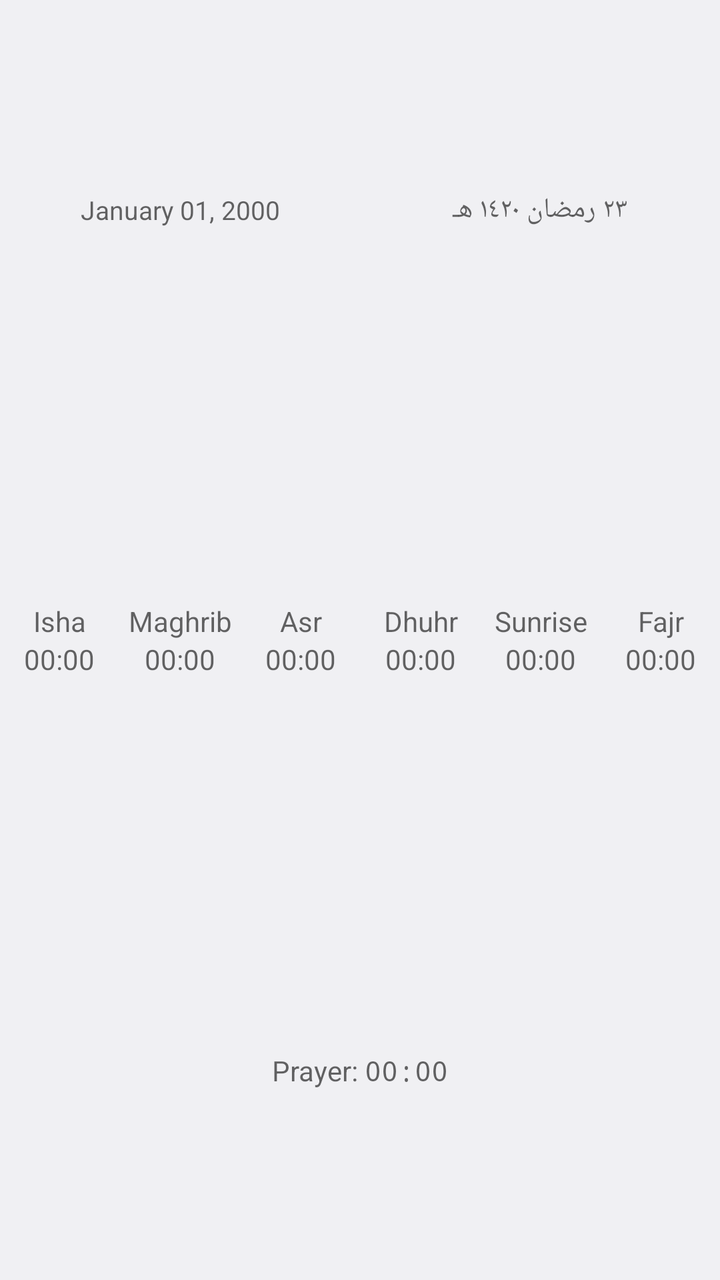
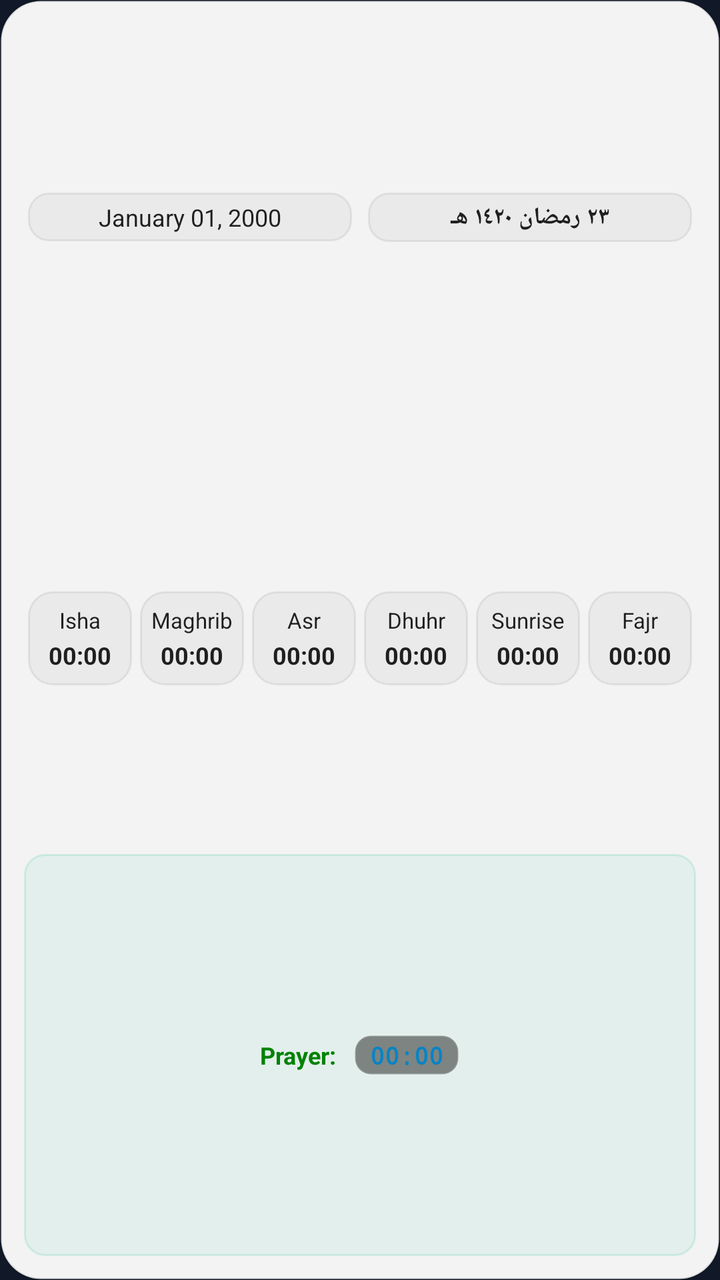

Compare the two renders of this Android layout. The source of the first and the diff that turns it into the second are given below.
<!-- AndroidManifest.xml: application theme Theme.App.Starting -->
<!-- res/layout/screen_widget_countdown_adaptive.xml -->
<?xml version="1.0" encoding="utf-8"?>
<LinearLayout xmlns:android="http://schemas.android.com/apk/res/android"
    android:id="@+id/screen_widget_layout"
    android:layout_width="match_parent"
    android:layout_height="match_parent"
    android:background="?android:attr/colorBackground"
    android:gravity="center"
    android:orientation="vertical"
    android:paddingTop="2sp"
    android:paddingBottom="2sp"
    android:theme="@style/WidgetExpandedBaseThemeAdaptive">

    <include
        layout="@layout/widget_expanded_header"
        android:layout_width="match_parent"
        android:layout_height="wrap_content"
        android:layout_weight="1" />

    <include
        layout="@layout/widget_expanded_content"
        android:layout_width="match_parent"
        android:layout_height="wrap_content"
        android:layout_weight="1" />

    <include
        layout="@layout/widget_expanded_countdown"
        android:layout_width="match_parent"
        android:layout_height="wrap_content"
        android:layout_weight="1" />

</LinearLayout>
<!-- res/layout/widget_expanded_header.xml (included above) -->
<?xml version="1.0" encoding="utf-8"?>
<LinearLayout
    xmlns:android="http://schemas.android.com/apk/res/android"
    android:id="@+id/widget_header"
    android:gravity="center"
    android:layout_width="match_parent"
    android:layout_height="wrap_content"
    android:layoutDirection="rtl">

    <TextView
        android:id="@+id/top_start_text"
        android:layout_width="0dp"
        android:layout_height="wrap_content"
        android:layout_weight="1"
        android:gravity="center"
        android:maxLines="1"
        android:text="٢٣ رمضان ١٤٢٠ هـ"
        android:textColor="?attr/labelColor"
        android:textSize="14sp" />

    <TextView
        android:id="@+id/top_end_text"
        android:layout_width="0dp"
        android:layout_height="wrap_content"
        android:layout_weight="1"
        android:gravity="center"
        android:maxLines="1"
        android:text="January 01, 2000"
        android:textColor="?attr/labelColor"
        android:textSize="13sp" />

</LinearLayout>
<!-- res/layout/widget_expanded_content.xml (included above) -->
<?xml version="1.0" encoding="utf-8"?>
<LinearLayout xmlns:android="http://schemas.android.com/apk/res/android"
    xmlns:tools="http://schemas.android.com/tools"
    android:id="@+id/widget_content"
    android:layout_width="match_parent"
    android:layout_height="wrap_content"
    android:gravity="center"
    android:layout_marginTop="6dp"
    android:baselineAligned="false"
    android:layoutDirection="rtl"
    android:orientation="horizontal">


    <LinearLayout
        android:id="@+id/prayer1"
        android:layout_width="0dp"
        android:layout_height="wrap_content"
        android:layout_weight="1"
        android:orientation="vertical">

        <TextView
            android:id="@+id/prayer1_name"
            style="@style/PrayerLabels"
            android:text="Fajr"
            tools:ignore="HardcodedText" />

        <TextView
            android:id="@+id/prayer1_time"
            style="@style/PrayerLabels"
            android:text="00:00"
            tools:ignore="HardcodedText" />

    </LinearLayout>

    <LinearLayout
        android:id="@+id/prayer1active"
        android:layout_width="0dp"
        android:layout_height="wrap_content"
        android:layout_weight="1"
        android:orientation="vertical"
        android:visibility="gone">

        <TextView
            android:id="@+id/prayer1active_name"
            style="@style/PrayerLabelsActive"
            android:text="-"
            tools:ignore="HardcodedText" />

        <TextView
            android:id="@+id/prayer1active_time"
            style="@style/PrayerLabelsActive"
            android:text="--:--"
            tools:ignore="HardcodedText" />

    </LinearLayout>

    <LinearLayout
        android:id="@+id/prayer2"
        android:layout_width="0dp"
        android:layout_height="wrap_content"
        android:layout_marginStart="1dp"
        android:layout_weight="1"
        android:orientation="vertical">

        <TextView
            android:id="@+id/prayer2_name"
            style="@style/PrayerLabels"
            android:text="Sunrise"
            tools:ignore="HardcodedText" />

        <TextView
            android:id="@+id/prayer2_time"
            style="@style/PrayerLabels"
            android:text="00:00"
            tools:ignore="HardcodedText" />

    </LinearLayout>

    <LinearLayout
        android:id="@+id/prayer2active"
        android:layout_width="0dp"
        android:layout_height="wrap_content"
        android:layout_weight="1"
        android:orientation="vertical"
        android:visibility="gone">

        <TextView
            android:id="@+id/prayer2active_name"
            style="@style/PrayerLabelsActive"
            android:text="-"
            tools:ignore="HardcodedText" />

        <TextView
            android:id="@+id/prayer2active_time"
            style="@style/PrayerLabelsActive"
            android:text="--:--"
            tools:ignore="HardcodedText" />

    </LinearLayout>

    <LinearLayout
        android:id="@+id/prayer3"
        android:layout_width="0dp"
        android:layout_height="wrap_content"
        android:layout_marginStart="1dp"
        android:layout_weight="1"
        android:orientation="vertical">

        <TextView
            android:id="@+id/prayer3_name"
            style="@style/PrayerLabels"
            android:text="Dhuhr"
            tools:ignore="HardcodedText" />

        <TextView
            android:id="@+id/prayer3_time"
            style="@style/PrayerLabels"
            android:text="00:00"
            tools:ignore="HardcodedText" />

    </LinearLayout>

    <LinearLayout
        android:id="@+id/prayer3active"
        android:layout_width="0dp"
        android:layout_height="wrap_content"
        android:layout_weight="1"
        android:orientation="vertical"
        android:visibility="gone">

        <TextView
            android:id="@+id/prayer3active_name"
            style="@style/PrayerLabelsActive"
            android:text="-"
            tools:ignore="HardcodedText" />

        <TextView
            android:id="@+id/prayer3active_time"
            style="@style/PrayerLabelsActive"
            android:text="--:--"
            tools:ignore="HardcodedText" />

    </LinearLayout>

    <LinearLayout
        android:id="@+id/prayer4"
        android:layout_width="0dp"
        android:layout_height="wrap_content"
        android:layout_marginStart="1dp"
        android:layout_weight="1"
        android:orientation="vertical">

        <TextView
            android:id="@+id/prayer4_name"
            style="@style/PrayerLabels"
            android:text="Asr"
            tools:ignore="HardcodedText" />

        <TextView
            android:id="@+id/prayer4_time"
            style="@style/PrayerLabels"
            android:text="00:00"
            tools:ignore="HardcodedText" />

    </LinearLayout>

    <LinearLayout
        android:id="@+id/prayer4active"
        android:layout_width="0dp"
        android:layout_height="wrap_content"
        android:layout_weight="1"
        android:orientation="vertical"
        android:visibility="gone">

        <TextView
            android:id="@+id/prayer4active_name"
            style="@style/PrayerLabelsActive"
            android:text="-"
            tools:ignore="HardcodedText" />

        <TextView
            android:id="@+id/prayer4active_time"
            style="@style/PrayerLabelsActive"
            android:text="--:--"
            tools:ignore="HardcodedText" />

    </LinearLayout>

    <LinearLayout
        android:id="@+id/prayer5"
        android:layout_width="0dp"
        android:layout_height="wrap_content"
        android:layout_marginStart="1dp"
        android:layout_weight="1"
        android:orientation="vertical">

        <TextView
            android:id="@+id/prayer5_name"
            style="@style/PrayerLabels"
            android:text="Maghrib"
            tools:ignore="HardcodedText" />

        <TextView
            android:id="@+id/prayer5_time"
            style="@style/PrayerLabels"
            android:text="00:00"
            tools:ignore="HardcodedText" />

    </LinearLayout>

    <LinearLayout
        android:id="@+id/prayer5active"
        android:layout_width="0dp"
        android:layout_height="wrap_content"
        android:layout_weight="1"
        android:orientation="vertical"
        android:visibility="gone">

        <TextView
            android:id="@+id/prayer5active_name"
            style="@style/PrayerLabelsActive"
            android:text="-"
            tools:ignore="HardcodedText" />

        <TextView
            android:id="@+id/prayer5active_time"
            style="@style/PrayerLabelsActive"
            android:text="--:--"
            tools:ignore="HardcodedText" />

    </LinearLayout>

    <LinearLayout
        android:id="@+id/prayer6"
        android:layout_width="0dp"
        android:layout_height="wrap_content"
        android:layout_marginStart="1dp"
        android:layout_weight="1"
        android:orientation="vertical">

        <TextView
            android:id="@+id/prayer6_name"
            style="@style/PrayerLabels"
            android:text="Isha"
            tools:ignore="HardcodedText" />

        <TextView
            android:id="@+id/prayer6_time"
            style="@style/PrayerLabels"
            android:text="00:00"
            tools:ignore="HardcodedText" />

    </LinearLayout>

    <LinearLayout
        android:id="@+id/prayer6active"
        android:layout_width="0dp"
        android:layout_height="wrap_content"
        android:layout_weight="1"
        android:orientation="vertical"
        android:visibility="gone">

        <TextView
            android:id="@+id/prayer6active_name"
            style="@style/PrayerLabelsActive"
            android:text="Isha"
            tools:ignore="HardcodedText" />

        <TextView
            android:id="@+id/prayer6active_time"
            style="@style/PrayerLabelsActive"
            android:text="00:00"
            tools:ignore="HardcodedText" />

    </LinearLayout>

</LinearLayout>
<!-- res/layout/widget_expanded_countdown.xml (included above) -->
<?xml version="1.0" encoding="utf-8"?>
<LinearLayout xmlns:android="http://schemas.android.com/apk/res/android"
    xmlns:tools="http://schemas.android.com/tools"
    android:id="@+id/countdown_wrapper"
    android:layout_width="match_parent"
    android:layout_height="wrap_content"
    android:layout_marginTop="4dp"
    android:gravity="center"
    android:orientation="horizontal"
    android:layoutDirection="ltr">

    <TextView
        android:id="@+id/countdown_label"
        style="@style/PrayerLabels"
        tools:ignore="HardcodedText"
        android:layout_width="wrap_content"
        android:text="Prayer: "
        android:textDirection="ltr" />

    <Chronometer
        android:id="@+id/countdown"
        style="@style/PrayerLabels"
        android:layout_width="wrap_content"
        android:countDown="true"
        android:enabled="false"
        android:fontFamily="monospace"/>

</LinearLayout>
<!-- resources referenced by this layout -->
<resources>
  <style name="WidgetExpandedBaseThemeAdaptive" parent="WidgetBaseThemeAdaptive">
          <item name="labelFontSize">14sp</item>
      </style>
  <style name="Theme.App.Starting" parent="Theme.SplashScreen">
          <item name="android:windowBackground">@drawable/launch_background</item>
          <item name="windowSplashScreenBackground">@drawable/launch_background</item>
          <item name="windowSplashScreenAnimatedIcon">@drawable/ic_launcher_foreground</item>
  
          <item name="postSplashScreenTheme">@style/Theme.AlAzan</item>
      </style>
  <style name="WidgetBaseThemeAdaptive" parent="@android:style/Theme.DeviceDefault.DayNight">
          <item name="labelColor">?android:attr/textColorHint</item>
          <item name="labelActiveColor">?android:attr/colorAccent</item>
          <item name="labelFontSize">12sp</item>
      </style>
  <!-- drawable launch_background (drawable) -->
  <?xml version="1.0" encoding="utf-8"?>
  <layer-list xmlns:android="http://schemas.android.com/apk/res/android">
      
      <item android:drawable="@color/ic_launcher_background" />
  </layer-list>
  <!-- drawable ic_launcher_foreground: vector/xml drawable (drawable, 2124 chars, omitted) -->
  <color name="ic_launcher_background">#353A39</color>
  <color name="black">#FF000000</color>
  <!-- unchanged entries left out for length: 3 -->
</resources>

<!-- the commit's change to res/layout/screen_widget_countdown_adaptive.xml (unified diff, before → after) -->
@@ -3,12 +3,11 @@
     android:id="@+id/screen_widget_layout"
     android:layout_width="match_parent"
     android:layout_height="match_parent"
-    android:background="?android:attr/colorBackground"
+    android:background="@drawable/widget_table_bg"
     android:gravity="center"
     android:orientation="vertical"
-    android:paddingTop="2sp"
-    android:paddingBottom="2sp"
-    android:theme="@style/WidgetExpandedBaseThemeAdaptive">
+    android:padding="12dp"
+    android:theme="@style/WidgetExpandedBaseTheme">
 
     <include
         layout="@layout/widget_expanded_header"
@@ -34,9 +33,10 @@
 <LinearLayout
     xmlns:android="http://schemas.android.com/apk/res/android"
     android:id="@+id/widget_header"
-    android:gravity="center"
+    android:gravity="center_vertical"
     android:layout_width="match_parent"
     android:layout_height="wrap_content"
+    android:paddingBottom="6dp"
     android:layoutDirection="rtl">
 
     <TextView
@@ -45,10 +45,18 @@
         android:layout_height="wrap_content"
         android:layout_weight="1"
         android:gravity="center"
+        android:background="@drawable/widget_header_capsule"
+        android:paddingTop="4dp"
+        android:paddingBottom="4dp"
+        android:paddingStart="8dp"
+        android:paddingEnd="8dp"
+        android:layout_marginStart="2dp"
+        android:layout_marginEnd="4dp"
         android:maxLines="1"
         android:text="٢٣ رمضان ١٤٢٠ هـ"
+        android:textStyle="bold"
         android:textColor="?attr/labelColor"
-        android:textSize="14sp" />
+        android:textSize="12sp" />
 
     <TextView
         android:id="@+id/top_end_text"
@@ -56,10 +64,17 @@
         android:layout_height="wrap_content"
         android:layout_weight="1"
         android:gravity="center"
+        android:background="@drawable/widget_header_capsule"
+        android:paddingTop="4dp"
+        android:paddingBottom="4dp"
+        android:paddingStart="8dp"
+        android:paddingEnd="8dp"
+        android:layout_marginStart="4dp"
+        android:layout_marginEnd="2dp"
         android:maxLines="1"
         android:text="January 01, 2000"
         android:textColor="?attr/labelColor"
-        android:textSize="13sp" />
+        android:textSize="12sp" />
 
 </LinearLayout>
 <!-- res/layout/widget_expanded_content.xml (included above) -->
@@ -75,23 +90,32 @@
     android:layoutDirection="rtl"
     android:orientation="horizontal">
 
-
+    
     <LinearLayout
         android:id="@+id/prayer1"
         android:layout_width="0dp"
         android:layout_height="wrap_content"
         android:layout_weight="1"
+        android:layout_marginStart="2dp"
+        android:layout_marginEnd="2dp"
+        android:background="@drawable/widget_slot_normal"
+        android:paddingTop="7dp"
+        android:paddingBottom="7dp"
         android:orientation="vertical">
 
         <TextView
             android:id="@+id/prayer1_name"
             style="@style/PrayerLabels"
+            android:textSize="11sp"
             android:text="Fajr"
             tools:ignore="HardcodedText" />
 
         <TextView
             android:id="@+id/prayer1_time"
             style="@style/PrayerLabels"
+            android:textStyle="bold"
+            android:textSize="12sp"
+            android:layout_marginTop="2dp"
             android:text="00:00"
             tools:ignore="HardcodedText" />
 
@@ -102,40 +126,59 @@
         android:layout_width="0dp"
         android:layout_height="wrap_content"
         android:layout_weight="1"
+        android:layout_marginStart="2dp"
+        android:layout_marginEnd="2dp"
+        android:background="@drawable/widget_slot_active"
+        android:paddingTop="7dp"
+        android:paddingBottom="7dp"
         android:orientation="vertical"
         android:visibility="gone">
 
         <TextView
             android:id="@+id/prayer1active_name"
             style="@style/PrayerLabelsActive"
+            android:textSize="11sp"
+            android:textStyle="bold"
             android:text="-"
             tools:ignore="HardcodedText" />
 
         <TextView
             android:id="@+id/prayer1active_time"
             style="@style/PrayerLabelsActive"
+            android:textStyle="bold"
+            android:textSize="12sp"
+            android:layout_marginTop="2dp"
             android:text="--:--"
             tools:ignore="HardcodedText" />
 
     </LinearLayout>
 
+    
     <LinearLayout
         android:id="@+id/prayer2"
         android:layout_width="0dp"
         android:layout_height="wrap_content"
-        android:layout_marginStart="1dp"
-        android:layout_weight="1"
+        android:layout_weight="1"
+        android:layout_marginStart="2dp"
+        android:layout_marginEnd="2dp"
+        android:background="@drawable/widget_slot_normal"
+        android:paddingTop="7dp"
+        android:paddingBottom="7dp"
         android:orientation="vertical">
 
         <TextView
             android:id="@+id/prayer2_name"
             style="@style/PrayerLabels"
+            android:textSize="11sp"
             android:text="Sunrise"
             tools:ignore="HardcodedText" />
 
         <TextView
             android:id="@+id/prayer2_time"
             style="@style/PrayerLabels"
+            android:textStyle="bold"
+            android:textSize="12sp"
+            android:layout_marginTop="2dp"
             android:text="00:00"
             tools:ignore="HardcodedText" />
 
@@ -146,40 +189,59 @@
         android:layout_width="0dp"
         android:layout_height="wrap_content"
         android:layout_weight="1"
+        android:layout_marginStart="2dp"
+        android:layout_marginEnd="2dp"
+        android:background="@drawable/widget_slot_active"
+        android:paddingTop="7dp"
+        android:paddingBottom="7dp"
         android:orientation="vertical"
         android:visibility="gone">
 
         <TextView
             android:id="@+id/prayer2active_name"
             style="@style/PrayerLabelsActive"
+            android:textSize="11sp"
+            android:textStyle="bold"
             android:text="-"
             tools:ignore="HardcodedText" />
 
         <TextView
             android:id="@+id/prayer2active_time"
             style="@style/PrayerLabelsActive"
+            android:textStyle="bold"
+            android:textSize="12sp"
+            android:layout_marginTop="2dp"
             android:text="--:--"
             tools:ignore="HardcodedText" />
 
     </LinearLayout>
 
+    
     <LinearLayout
         android:id="@+id/prayer3"
         android:layout_width="0dp"
         android:layout_height="wrap_content"
-        android:layout_marginStart="1dp"
-        android:layout_weight="1"
+        android:layout_weight="1"
+        android:layout_marginStart="2dp"
+        android:layout_marginEnd="2dp"
+        android:background="@drawable/widget_slot_normal"
+        android:paddingTop="7dp"
+        android:paddingBottom="7dp"
         android:orientation="vertical">
 
         <TextView
             android:id="@+id/prayer3_name"
             style="@style/PrayerLabels"
+            android:textSize="11sp"
             android:text="Dhuhr"
             tools:ignore="HardcodedText" />
 
         <TextView
             android:id="@+id/prayer3_time"
             style="@style/PrayerLabels"
+            android:textStyle="bold"
+            android:textSize="12sp"
+            android:layout_marginTop="2dp"
             android:text="00:00"
             tools:ignore="HardcodedText" />
 
@@ -190,40 +252,59 @@
         android:layout_width="0dp"
         android:layout_height="wrap_content"
         android:layout_weight="1"
+        android:layout_marginStart="2dp"
+        android:layout_marginEnd="2dp"
+        android:background="@drawable/widget_slot_active"
+        android:paddingTop="7dp"
+        android:paddingBottom="7dp"
         android:orientation="vertical"
         android:visibility="gone">
 
         <TextView
             android:id="@+id/prayer3active_name"
             style="@style/PrayerLabelsActive"
+            android:textSize="11sp"
+            android:textStyle="bold"
             android:text="-"
             tools:ignore="HardcodedText" />
 
         <TextView
             android:id="@+id/prayer3active_time"
             style="@style/PrayerLabelsActive"
+            android:textStyle="bold"
+            android:textSize="12sp"
+            android:layout_marginTop="2dp"
             android:text="--:--"
             tools:ignore="HardcodedText" />
 
     </LinearLayout>
 
+    
     <LinearLayout
         android:id="@+id/prayer4"
         android:layout_width="0dp"
         android:layout_height="wrap_content"
-        android:layout_marginStart="1dp"
-        android:layout_weight="1"
+        android:layout_weight="1"
+        android:layout_marginStart="2dp"
+        android:layout_marginEnd="2dp"
+        android:background="@drawable/widget_slot_normal"
+        android:paddingTop="7dp"
+        android:paddingBottom="7dp"
         android:orientation="vertical">
 
         <TextView
             android:id="@+id/prayer4_name"
             style="@style/PrayerLabels"
+            android:textSize="11sp"
             android:text="Asr"
             tools:ignore="HardcodedText" />
 
         <TextView
             android:id="@+id/prayer4_time"
             style="@style/PrayerLabels"
+            android:textStyle="bold"
+            android:textSize="12sp"
+            android:layout_marginTop="2dp"
             android:text="00:00"
             tools:ignore="HardcodedText" />
 
@@ -234,40 +315,59 @@
         android:layout_width="0dp"
         android:layout_height="wrap_content"
         android:layout_weight="1"
+        android:layout_marginStart="2dp"
+        android:layout_marginEnd="2dp"
+        android:background="@drawable/widget_slot_active"
+        android:paddingTop="7dp"
+        android:paddingBottom="7dp"
         android:orientation="vertical"
         android:visibility="gone">
 
         <TextView
             android:id="@+id/prayer4active_name"
             style="@style/PrayerLabelsActive"
+            android:textSize="11sp"
+            android:textStyle="bold"
             android:text="-"
             tools:ignore="HardcodedText" />
 
         <TextView
             android:id="@+id/prayer4active_time"
             style="@style/PrayerLabelsActive"
+            android:textStyle="bold"
+            android:textSize="12sp"
+            android:layout_marginTop="2dp"
             android:text="--:--"
             tools:ignore="HardcodedText" />
 
     </LinearLayout>
 
+    
     <LinearLayout
         android:id="@+id/prayer5"
         android:layout_width="0dp"
         android:layout_height="wrap_content"
-        android:layout_marginStart="1dp"
-        android:layout_weight="1"
+        android:layout_weight="1"
+        android:layout_marginStart="2dp"
+        android:layout_marginEnd="2dp"
+        android:background="@drawable/widget_slot_normal"
+        android:paddingTop="7dp"
+        android:paddingBottom="7dp"
         android:orientation="vertical">
 
         <TextView
             android:id="@+id/prayer5_name"
             style="@style/PrayerLabels"
+            android:textSize="11sp"
             android:text="Maghrib"
             tools:ignore="HardcodedText" />
 
         <TextView
             android:id="@+id/prayer5_time"
             style="@style/PrayerLabels"
+            android:textStyle="bold"
+            android:textSize="12sp"
+            android:layout_marginTop="2dp"
             android:text="00:00"
             tools:ignore="HardcodedText" />
 
@@ -278,40 +378,59 @@
         android:layout_width="0dp"
         android:layout_height="wrap_content"
         android:layout_weight="1"
+        android:layout_marginStart="2dp"
+        android:layout_marginEnd="2dp"
+        android:background="@drawable/widget_slot_active"
+        android:paddingTop="7dp"
+        android:paddingBottom="7dp"
         android:orientation="vertical"
         android:visibility="gone">
 
         <TextView
             android:id="@+id/prayer5active_name"
             style="@style/PrayerLabelsActive"
+            android:textSize="11sp"
+            android:textStyle="bold"
             android:text="-"
             tools:ignore="HardcodedText" />
 
         <TextView
             android:id="@+id/prayer5active_time"
             style="@style/PrayerLabelsActive"
+            android:textStyle="bold"
+            android:textSize="12sp"
+            android:layout_marginTop="2dp"
             android:text="--:--"
             tools:ignore="HardcodedText" />
 
     </LinearLayout>
 
+    
     <LinearLayout
         android:id="@+id/prayer6"
         android:layout_width="0dp"
         android:layout_height="wrap_content"
-        android:layout_marginStart="1dp"
-        android:layout_weight="1"
+        android:layout_weight="1"
+        android:layout_marginStart="2dp"
+        android:layout_marginEnd="2dp"
+        android:background="@drawable/widget_slot_normal"
+        android:paddingTop="7dp"
+        android:paddingBottom="7dp"
         android:orientation="vertical">
 
         <TextView
             android:id="@+id/prayer6_name"
             style="@style/PrayerLabels"
+            android:textSize="11sp"
             android:text="Isha"
             tools:ignore="HardcodedText" />
 
         <TextView
             android:id="@+id/prayer6_time"
             style="@style/PrayerLabels"
+            android:textStyle="bold"
+            android:textSize="12sp"
+            android:layout_marginTop="2dp"
             android:text="00:00"
             tools:ignore="HardcodedText" />
 
@@ -322,18 +441,28 @@
         android:layout_width="0dp"
         android:layout_height="wrap_content"
         android:layout_weight="1"
+        android:layout_marginStart="2dp"
+        android:layout_marginEnd="2dp"
+        android:background="@drawable/widget_slot_active"
+        android:paddingTop="7dp"
+        android:paddingBottom="7dp"
         android:orientation="vertical"
         android:visibility="gone">
 
         <TextView
             android:id="@+id/prayer6active_name"
             style="@style/PrayerLabelsActive"
+            android:textSize="11sp"
+            android:textStyle="bold"
             android:text="Isha"
             tools:ignore="HardcodedText" />
 
         <TextView
             android:id="@+id/prayer6active_time"
             style="@style/PrayerLabelsActive"
+            android:textStyle="bold"
+            android:textSize="12sp"
+            android:layout_marginTop="2dp"
             android:text="00:00"
             tools:ignore="HardcodedText" />
 
@@ -347,16 +476,24 @@
     android:id="@+id/countdown_wrapper"
     android:layout_width="match_parent"
     android:layout_height="wrap_content"
-    android:layout_marginTop="4dp"
+    android:layout_marginTop="8dp"
+    android:background="@drawable/widget_countdown_capsule"
+    android:paddingTop="6dp"
+    android:paddingBottom="6dp"
+    android:paddingStart="12dp"
+    android:paddingEnd="12dp"
     android:gravity="center"
     android:orientation="horizontal"
     android:layoutDirection="ltr">
 
     <TextView
         android:id="@+id/countdown_label"
-        style="@style/PrayerLabels"
+        style="@style/PrayerLabelsActive"
         tools:ignore="HardcodedText"
         android:layout_width="wrap_content"
+        android:layout_height="wrap_content"
+        android:textSize="12sp"
+        android:textStyle="bold"
         android:text="Prayer: "
         android:textDirection="ltr" />
 
@@ -364,6 +501,16 @@
         android:id="@+id/countdown"
         style="@style/PrayerLabels"
         android:layout_width="wrap_content"
+        android:layout_height="wrap_content"
+        android:layout_marginStart="6dp"
+        android:background="@drawable/widget_chronometer_pill"
+        android:paddingTop="2dp"
+        android:paddingBottom="2dp"
+        android:paddingStart="8dp"
+        android:paddingEnd="8dp"
+        android:textSize="12sp"
+        android:textStyle="bold"
+        android:textColor="@color/widget_chronometer_color"
         android:countDown="true"
         android:enabled="false"
         android:fontFamily="monospace"/>
<!-- resource entries referenced after the edit -->
@@ -1,28 +1,98 @@
 <!-- resources referenced by this layout -->
 <resources>
-  <style name="WidgetExpandedBaseThemeAdaptive" parent="WidgetBaseThemeAdaptive">
+  <color name="widget_chronometer_color">#0284C7</color>
+  <!-- drawable widget_chronometer_pill (drawable) -->
+  <?xml version="1.0" encoding="utf-8"?>
+  <shape xmlns:android="http://schemas.android.com/apk/res/android"
+      android:shape="rectangle">
+      <solid android:color="#73000000" />
+      <corners android:radius="8dp" />
+      <stroke
+          android:width="1dp"
+          android:color="#33FFFFFF" />
+  </shape>
+  <!-- drawable widget_countdown_capsule (drawable) -->
+  <?xml version="1.0" encoding="utf-8"?>
+  <shape xmlns:android="http://schemas.android.com/apk/res/android"
+      android:shape="rectangle">
+      <solid android:color="@color/widget_countdown_bg" />
+      <corners android:radius="10dp" />
+      <stroke
+          android:width="1dp"
+          android:color="@color/widget_countdown_stroke" />
+  </shape>
+  <!-- drawable widget_header_capsule (drawable) -->
+  <?xml version="1.0" encoding="utf-8"?>
+  <shape xmlns:android="http://schemas.android.com/apk/res/android"
+      android:shape="rectangle">
+      <solid android:color="@color/widget_slot_normal_bg" />
+      <corners android:radius="10dp" />
+      <stroke
+          android:width="1dp"
+          android:color="@color/widget_slot_normal_stroke" />
+  </shape>
+  <!-- drawable widget_slot_active (drawable) -->
+  <?xml version="1.0" encoding="utf-8"?>
+  <shape xmlns:android="http://schemas.android.com/apk/res/android"
+      android:shape="rectangle">
+      <solid android:color="@color/widget_slot_active_bg" />
+      <corners android:radius="12dp" />
+      <stroke
+          android:width="1.5dp"
+          android:color="@color/widget_slot_active_stroke" />
+  </shape>
+  <!-- drawable widget_slot_normal (drawable) -->
+  <?xml version="1.0" encoding="utf-8"?>
+  <shape xmlns:android="http://schemas.android.com/apk/res/android"
+      android:shape="rectangle">
+      <solid android:color="@color/widget_slot_normal_bg" />
+      <corners android:radius="12dp" />
+      <stroke
+          android:width="1dp"
+          android:color="@color/widget_slot_normal_stroke" />
+  </shape>
+  <!-- drawable widget_table_bg (drawable) -->
+  <?xml version="1.0" encoding="utf-8"?>
+  <shape xmlns:android="http://schemas.android.com/apk/res/android"
+      android:shape="rectangle">
+      <solid android:color="@color/widget_table_surface_bg" />
+      <corners android:radius="20dp" />
+      <stroke
+          android:width="1dp"
+          android:color="@color/widget_table_border" />
+  </shape>
+  <style name="WidgetExpandedBaseTheme" parent="WidgetBaseTheme">
           <item name="labelFontSize">14sp</item>
       </style>
   <style name="Theme.App.Starting" parent="Theme.SplashScreen">
           <item name="android:windowBackground">@drawable/launch_background</item>
-          <item name="windowSplashScreenBackground">@drawable/launch_background</item>
-          <item name="windowSplashScreenAnimatedIcon">@drawable/ic_launcher_foreground</item>
+          <item name="windowSplashScreenBackground">@color/splash_background</item>
+          <item name="windowSplashScreenAnimatedIcon">@mipmap/ic_launcher</item>
   
           <item name="postSplashScreenTheme">@style/Theme.AlAzan</item>
       </style>
-  <style name="WidgetBaseThemeAdaptive" parent="@android:style/Theme.DeviceDefault.DayNight">
-          <item name="labelColor">?android:attr/textColorHint</item>
-          <item name="labelActiveColor">?android:attr/colorAccent</item>
+  <color name="widget_countdown_bg">#1210B981</color>
+  <color name="widget_countdown_stroke">#2510B981</color>
+  <color name="widget_slot_normal_bg">#0A000000</color>
+  <color name="widget_slot_normal_stroke">#12000000</color>
+  <color name="widget_slot_active_bg">#2010B981</color>
+  <color name="widget_slot_active_stroke">#10B981</color>
+  <color name="widget_table_surface_bg">#F2FFFFFF</color>
+  <color name="widget_table_border">#20000000</color>
+  <style name="WidgetBaseTheme">
+          <item name="labelColor">@color/secondary_text_color</item>
+          <item name="labelActiveColor">@color/active_prayer</item>
           <item name="labelFontSize">12sp</item>
       </style>
   <!-- drawable launch_background (drawable) -->
   <?xml version="1.0" encoding="utf-8"?>
   <layer-list xmlns:android="http://schemas.android.com/apk/res/android">
       
-      <item android:drawable="@color/ic_launcher_background" />
+      <item android:drawable="@color/splash_background" />
   </layer-list>
-  <!-- drawable ic_launcher_foreground: vector/xml drawable (drawable, 2124 chars, omitted) -->
-  <color name="ic_launcher_background">#353A39</color>
+  <color name="splash_background">#111827</color>
+  <color name="secondary_text_color">#de000000</color>
+  <color name="active_prayer">#008205</color>
   <color name="black">#FF000000</color>
   <!-- unchanged entries left out for length: 3 -->
 </resources>
